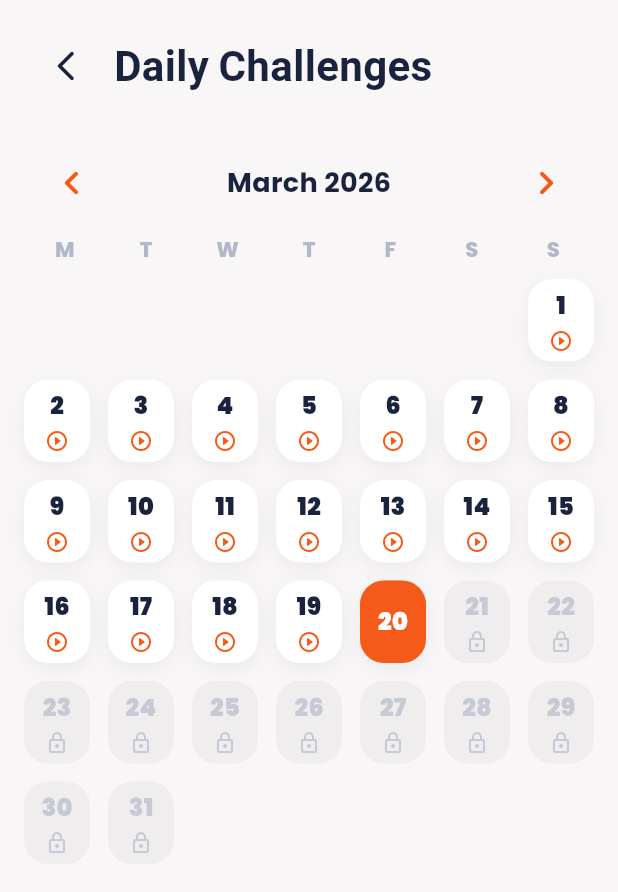
After one commit to Neel-206/blockinity, a Flutter app: the ChallengesCalendarScreen screen opened by its route, on a phone screen of 412 x 824 dp. The commit adds this screen. Shown: the top 892 px of the screen. Run offline on Flutter 3.47's test engine with Material 3 defaults, Android fonts, the phone set to English and light mode, and no system bars; our stand-ins replace firebase_auth, firebase_core, firebase_database, get, google_fonts, google_sign_in; missing offline and left inert: spritewidget; accounts and stored records are empty.

Commit message:
feat: Introduce a challenges calendar screen with new objective tracking, enhance game over UI for win/loss states, and update app icons.

```diff
--- a/lib/routes/app_pages.dart
+++ b/lib/routes/app_pages.dart
@@ -9,6 +9,7 @@ import 'package:blockinity/ui/login_screen.dart';
 import 'package:blockinity/ui/ragister_screen.dart';
 import 'package:blockinity/ui/splase_screen.dart';
 import 'package:blockinity/ui/world_screen.dart';
+import 'package:blockinity/ui/challenges_calendar_screen.dart';
 import 'package:get/get.dart';
 
 class AppPages extends AppRoutes{
@@ -23,5 +24,6 @@ class AppPages extends AppRoutes{
     GetPage(name: AppRoutes.levels, page: () => LevelScreen()),
     GetPage(name: AppRoutes.gift, page: () => Dailygiftpage()),
     GetPage(name: AppRoutes.over, page: () => GameOver()),
+    GetPage(name: AppRoutes.challenges, page: () => const ChallengesCalendarScreen()),
   ];
 }
--- a/lib/routes/app_routes.dart
+++ b/lib/routes/app_routes.dart
@@ -10,4 +10,5 @@ abstract class AppRoutes {
   static const String levels = '/levels';
   static const String gift = '/gift';
   static const String over = '/over';
+  static const String challenges = '/challenges';
 }
--- /dev/null
+++ b/lib/ui/challenges_calendar_screen.dart
@@ -0,0 +1,278 @@
+import 'package:flutter/material.dart';
+import 'package:get/get.dart';
+import 'package:google_fonts/google_fonts.dart';
+import 'package:intl/intl.dart';
+import '../Services/daily_challenge_service.dart';
+import '../theme/app_colors.dart';
+
+class ChallengesCalendarScreen extends StatefulWidget {
+  const ChallengesCalendarScreen({super.key});
+
+  @override
+  State<ChallengesCalendarScreen> createState() => _ChallengesCalendarScreenState();
+}
+
+class _ChallengesCalendarScreenState extends State<ChallengesCalendarScreen> {
+  late DateTime _selectedMonth;
+  final DailyChallengeService _service = DailyChallengeService();
+  final Map<String, bool> _completionStatus = {};
+  bool _isLoading = true;
+
+  @override
+  void initState() {
+    super.initState();
+    _selectedMonth = DateTime(DateTime.now().year, DateTime.now().month);
+    _loadCompletionStatus();
+  }
+
+  Future<void> _loadCompletionStatus() async {
+    setState(() => _isLoading = true);
+    try {
+      final results = await _service.getCompletionStatusForMonth(_selectedMonth);
+      _completionStatus.clear();
+      _completionStatus.addAll(results);
+    } catch (e) {
+      debugPrint('Error loading completion status: $e');
+    }
+
+    if (mounted) {
+      setState(() => _isLoading = false);
+    }
+  }
+
+  void _changeMonth(int delta) {
+    setState(() {
+      _selectedMonth = DateTime(_selectedMonth.year, _selectedMonth.month + delta);
+      _completionStatus.clear();
+    });
+    _loadCompletionStatus();
+  }
+
+  @override
+  Widget build(BuildContext context) {
+    return Scaffold(
+      backgroundColor: AppColors.background,
+      body: SafeArea(
+        child: Column(
+          children: [
+            _buildHeader(),
+            _buildMonthSelector(),
+            Expanded(
+              child: _isLoading
+                ? const Center(child: CircularProgressIndicator(color: AppColors.primary))
+                : _buildCalendarGrid(),
+            ),
+          ],
+        ),
+      ),
+    );
+  }
+
+  Widget _buildHeader() {
+    return Padding(
+      padding: const EdgeInsets.all(20),
+      child: Row(
+        children: [
+          IconButton(
+            onPressed: () => Get.back(),
+            icon: const Icon(Icons.arrow_back_ios_new_rounded),
+            color: AppColors.textPrimary,
+          ),
+          const SizedBox(width: 8),
+          Text(
+            'Daily Challenges',
+            style: GoogleFonts.sourGummy(
+              fontSize: 28,
+              fontWeight: FontWeight.bold,
+              color: AppColors.textPrimary,
+            ),
+          ),
+        ],
+      ),
+    );
+  }
+
+  Widget _buildMonthSelector() {
+    final monthName = DateFormat('MMMM yyyy').format(_selectedMonth);
+    return Padding(
+      padding: const EdgeInsets.symmetric(horizontal: 24, vertical: 10),
+      child: Row(
+        mainAxisAlignment: MainAxisAlignment.spaceBetween,
+        children: [
+          IconButton(
+            onPressed: () => _changeMonth(-1),
+            icon: const Icon(Icons.chevron_left_rounded, size: 32),
+            color: AppColors.primary,
+          ),
+          Text(
+            monthName,
+            style: GoogleFonts.poppins(
+              fontSize: 18,
+              fontWeight: FontWeight.w700,
+              color: AppColors.textPrimary,
+            ),
+          ),
+          IconButton(
+            onPressed: () => _changeMonth(1),
+            icon: const Icon(Icons.chevron_right_rounded, size: 32),
+            color: AppColors.primary,
+          ),
+        ],
+      ),
+    );
+  }
+
+  Widget _buildCalendarGrid() {
+    final daysInMonth = DateTime(_selectedMonth.year, _selectedMonth.month + 1, 0).day;
+    final firstDayWeekday = DateTime(_selectedMonth.year, _selectedMonth.month, 1).weekday;
+
+    // Adjust for Monday start (weekday is 1-7, where 1 is Mon)
+    final emptyBefore = firstDayWeekday - 1;
+
+    return Padding(
+      padding: const EdgeInsets.symmetric(horizontal: 16),
+      child: Column(
+        children: [
+          _buildWeekDaysHeader(),
+          const SizedBox(height: 10),
+          Expanded(
+            child: GridView.builder(
+              padding: const EdgeInsets.only(bottom: 20),
+              gridDelegate: const SliverGridDelegateWithFixedCrossAxisCount(
+                crossAxisCount: 7,
+                mainAxisSpacing: 12,
+                crossAxisSpacing: 12,
+                childAspectRatio: 0.8,
+              ),
+              itemCount: daysInMonth + emptyBefore,
+              itemBuilder: (context, index) {
+                if (index < emptyBefore) return const SizedBox.shrink();
+
+                final day = index - emptyBefore + 1;
+                final date = DateTime(_selectedMonth.year, _selectedMonth.month, day);
+                return _buildDayCell(date);
+              },
+            ),
+          ),
+        ],
+      ),
+    );
+  }
+
+  Widget _buildWeekDaysHeader() {
+    final weekDays = ['M', 'T', 'W', 'T', 'F', 'S', 'S'];
+    return Row(
+      mainAxisAlignment: MainAxisAlignment.spaceAround,
+      children: weekDays.map((day) => Expanded(
+        child: Center(
+          child: Text(
+            day,
+            style: GoogleFonts.poppins(
+              fontSize: 14,
+              fontWeight: FontWeight.w800,
+              color: AppColors.textSecondary.withOpacity(0.5),
+            ),
+          ),
+        ),
+      )).toList(),
+    );
+  }
+
+  Widget _buildDayCell(DateTime date) {
+    final now = DateTime.now();
+    final today = DateTime(now.year, now.month, now.day);
+    final isToday = date.isAtSameMomentAs(today);
+    final isFuture = date.isAfter(today);
+    final isCompleted = _completionStatus[DailyChallengeService.dateToKey(date)] ?? false;
+
+    Color bgColor;
+    Color textColor;
+    IconData? icon;
+
+    if (isFuture) {
+      bgColor = Colors.grey.withOpacity(0.1);
+      textColor = AppColors.textSecondary.withOpacity(0.3);
+      icon = Icons.lock_outline_rounded;
+    } else if (isCompleted) {
+      bgColor = AppColors.success.withOpacity(0.1);
+      textColor = AppColors.success;
+      icon = Icons.check_circle_rounded;
+    } else if (isToday) {
+      bgColor = AppColors.primary;
+      textColor = Colors.white;
+    } else {
+      // Past but not completed
+      bgColor = Colors.white;
+      textColor = AppColors.textPrimary;
+    }
+
+    return GestureDetector(
+      onTap: isFuture ? null : () => _startChallenge(date, isCompleted),
+      child: Container(
+        decoration: BoxDecoration(
+          color: bgColor,
+          borderRadius: BorderRadius.circular(16),
+          boxShadow: isFuture ? [] : [
+            BoxShadow(
+              color: Colors.black.withOpacity(0.05),
+              blurRadius: 10,
+              offset: const Offset(0, 4),
+            ),
+          ],
+          border: isToday ? Border.all(color: AppColors.primary.withOpacity(0.3), width: 2) : null,
+        ),
+        child: Column(
+          mainAxisAlignment: MainAxisAlignment.center,
+          children: [
+            Text(
+              '${date.day}',
+              style: GoogleFonts.poppins(
+                fontSize: 16,
+                fontWeight: FontWeight.w900,
+                color: textColor,
+              ),
+            ),
+            if (icon != null) ...[
+              const SizedBox(height: 4),
+              Icon(icon, size: 16, color: textColor),
+            ],
+            if (!isFuture && !isCompleted && !isToday) ...[
+               const SizedBox(height: 4),
+               Icon(Icons.play_circle_outline_rounded, size: 16, color: AppColors.primary),
+            ]
+          ],
+        ),
+      ),
+    );
+  }
+
+  void _startChallenge(DateTime date, bool isCompleted) async {
+    if (isCompleted) {
+      Get.snackbar(
+        '✅ Challenge Clear!',
+        'You already earned rewards for this day.',
+        backgroundColor: AppColors.success,
+        colorText: Colors.white,
+        snackPosition: SnackPosition.BOTTOM,
+      );
+      // Optional: still allow play but no rewards?
+      // User said "user play any time that challange", so maybe let them play.
+    }
+
+    final config = DailyChallengeService.generateChallengeForDate(date);
+
+    Get.toNamed('/game', arguments: {
+      'isChallenge': true,
+      'challengeSeed': config.seed,
+      'targetScore': config.targetScore,
+      'targetCartoons': config.targetCartoons,
+      'targetLines': config.targetLines,
+      'targetCombos': config.targetCombos,
+      'targetPerfectFits': config.targetPerfectFits,
+      'obstacles': config.obstacles,
+      'coinReward': config.coinReward,
+      'gemReward': config.gemReward,
+      'challengeDate': date, // Pass the date to mark completion later
+    })?.then((_) => _loadCompletionStatus()); // Refresh on return
+  }
+}
--- a/pubspec.yaml
+++ b/pubspec.yaml
@@ -43,6 +43,8 @@ dependencies:
   firebase_core: ^4.5.0
   spritewidget: ^2.0.1
   flutter_fortune_wheel: ^1.3.2
+  intl: ^0.19.0
+  flutter_launcher_icons: ^0.14.4
 
 dev_dependencies:
   flutter_test:
```
Also changed, not shown: flutter_launcher_icons.yaml (added, +34 -0 lines), lib/Services/daily_challenge_service.dart (+90 -35 lines), lib/ui/game_over.dart (+16 -12 lines), lib/ui/game_screen.dart (+84 -10 lines), lib/ui/main_screens.dart (+4 -34 lines), images/logo.png (added), pubspec.lock, 29 other files.
